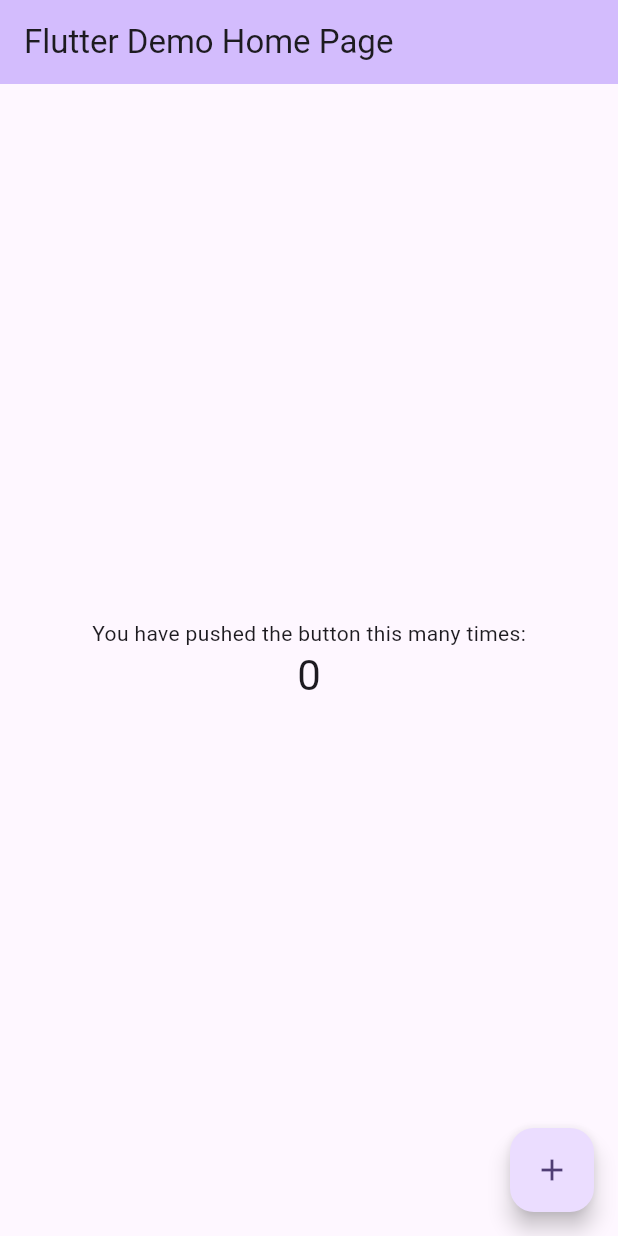
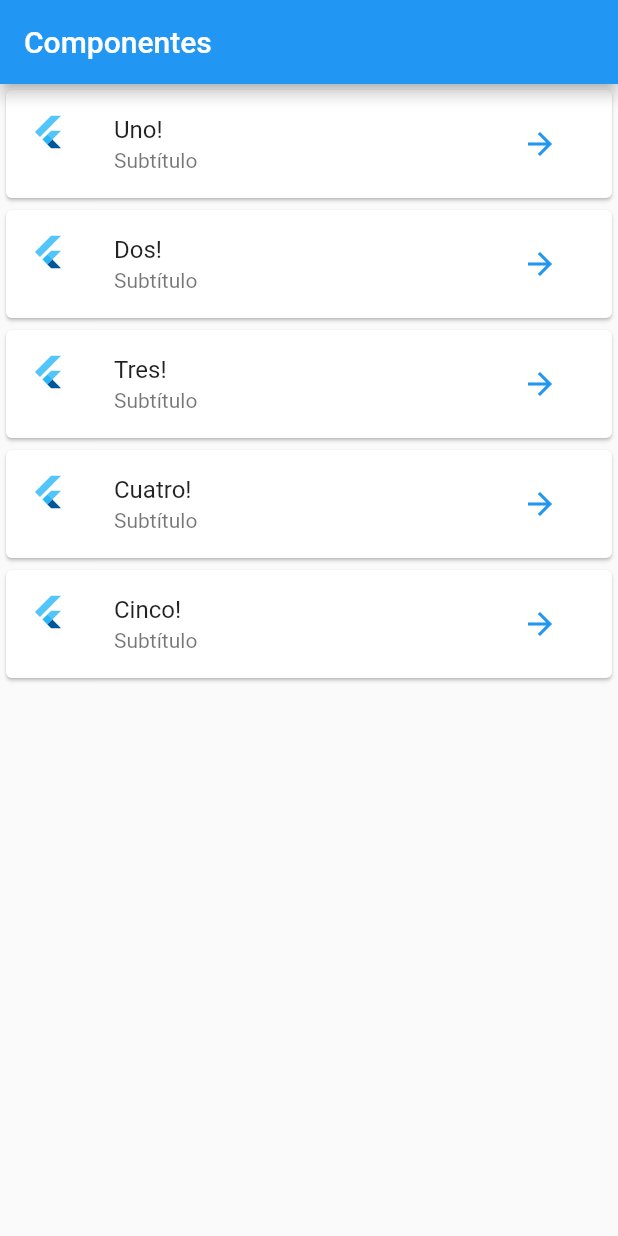
Before and after one commit to GuadaGT/flutter_components, a Flutter app: the screen it shows after launch, on a phone screen of 412 x 824 dp. Run offline on Flutter 3.47's test engine with Material 2 defaults, Android fonts, the phone set to English and light mode, and no system bars.

Commit message:
commit class

```diff
--- a/lib/main.dart
+++ b/lib/main.dart
@@ -1,125 +1,17 @@
 import 'package:flutter/material.dart';
+import 'package:flutter_components/src/pages/Home_temp.dart';
 
-void main() {
-  runApp(const MyApp());
-}
+void main() => runApp(MyApp());
 
 class MyApp extends StatelessWidget {
   const MyApp({super.key});
 
-  // This widget is the root of your application.
   @override
   Widget build(BuildContext context) {
     return MaterialApp(
-      title: 'Flutter Demo',
-      theme: ThemeData(
-        // This is the theme of your application.
-        //
-        // TRY THIS: Try running your application with "flutter run". You'll see
-        // the application has a blue toolbar. Then, without quitting the app,
-        // try changing the seedColor in the colorScheme below to Colors.green
-        // and then invoke "hot reload" (save your changes or press the "hot
-        // reload" button in a Flutter-supported IDE, or press "r" if you used
-        // the command line to start the app).
-        //
-        // Notice that the counter didn't reset back to zero; the application
-        // state is not lost during the reload. To reset the state, use hot
-        // restart instead.
-        //
-        // This works for code too, not just values: Most code changes can be
-        // tested with just a hot reload.
-        colorScheme: ColorScheme.fromSeed(seedColor: Colors.deepPurple),
-        useMaterial3: true,
-      ),
-      home: const MyHomePage(title: 'Flutter Demo Home Page'),
+      debugShowCheckedModeBanner: false,
+      title: 'Componentes App',
+      home: HomePage(),
     );
   }
 }
-
-class MyHomePage extends StatefulWidget {
-  const MyHomePage({super.key, required this.title});
-
-  // This widget is the home page of your application. It is stateful, meaning
-  // that it has a State object (defined below) that contains fields that affect
-  // how it looks.
-
-  // This class is the configuration for the state. It holds the values (in this
-  // case the title) provided by the parent (in this case the App widget) and
-  // used by the build method of the State. Fields in a Widget subclass are
-  // always marked "final".
-
-  final String title;
-
-  @override
-  State<MyHomePage> createState() => _MyHomePageState();
-}
-
-class _MyHomePageState extends State<MyHomePage> {
-  int _counter = 0;
-
-  void _incrementCounter() {
-    setState(() {
-      // This call to setState tells the Flutter framework that something has
-      // changed in this State, which causes it to rerun the build method below
-      // so that the display can reflect the updated values. If we changed
-      // _counter without calling setState(), then the build method would not be
-      // called again, and so nothing would appear to happen.
-      _counter++;
-    });
-  }
-
-  @override
-  Widget build(BuildContext context) {
-    // This method is rerun every time setState is called, for instance as done
-    // by the _incrementCounter method above.
-    //
-    // The Flutter framework has been optimized to make rerunning build methods
-    // fast, so that you can just rebuild anything that needs updating rather
-    // than having to individually change instances of widgets.
-    return Scaffold(
-      appBar: AppBar(
-        // TRY THIS: Try changing the color here to a specific color (to
-        // Colors.amber, perhaps?) and trigger a hot reload to see the AppBar
-        // change color while the other colors stay the same.
-        backgroundColor: Theme.of(context).colorScheme.inversePrimary,
-        // Here we take the value from the MyHomePage object that was created by
-        // the App.build method, and use it to set our appbar title.
-        title: Text(widget.title),
-      ),
-      body: Center(
-        // Center is a layout widget. It takes a single child and positions it
-        // in the middle of the parent.
-        child: Column(
-          // Column is also a layout widget. It takes a list of children and
-          // arranges them vertically. By default, it sizes itself to fit its
-          // children horizontally, and tries to be as tall as its parent.
-          //
-          // Column has various properties to control how it sizes itself and
-          // how it positions its children. Here we use mainAxisAlignment to
-          // center the children vertically; the main axis here is the vertical
-          // axis because Columns are vertical (the cross axis would be
-          // horizontal).
-          //
-          // TRY THIS: Invoke "debug painting" (choose the "Toggle Debug Paint"
-          // action in the IDE, or press "p" in the console), to see the
-          // wireframe for each widget.
-          mainAxisAlignment: MainAxisAlignment.center,
-          children: <Widget>[
-            const Text(
-              'You have pushed the button this many times:',
-            ),
-            Text(
-              '$_counter',
-              style: Theme.of(context).textTheme.headlineMedium,
-            ),
-          ],
-        ),
-      ),
-      floatingActionButton: FloatingActionButton(
-        onPressed: _incrementCounter,
-        tooltip: 'Increment',
-        child: const Icon(Icons.add),
-      ), // This trailing comma makes auto-formatting nicer for build methods.
-    );
-  }
-}
--- /dev/null
+++ b/lib/src/pages/Home_temp.dart
@@ -0,0 +1,46 @@
+import 'package:flutter/material.dart';
+
+class HomePage extends StatelessWidget {
+  const HomePage({super.key});
+  static const opciones = ['Uno', 'Dos', 'Tres', 'Cuatro', 'Cinco'];
+
+  @override
+  Widget build(BuildContext context) {
+    return Scaffold(
+      appBar: AppBar(title: Text('Componentes')),
+      body: ListView(children: _crearItems2(),),
+    );
+  }
+
+  List<Widget> _crearItems(){
+    List<Widget> lista = [];
+
+    for(String opt in opciones){
+      final tempWidget = ListTile(title: Text(opt),);
+      lista.add(tempWidget);
+      lista.add(Divider(thickness: 1,));
+    }
+    return lista;
+  }
+
+  List<Widget> _crearItems2(){
+    var widgets = opciones.map((String op) {
+      return Column(
+        children: [
+          Card(
+            child: ListTile(
+              title: Text(op + '!'),
+              subtitle: Text('Subtítulo'),
+              leading: FlutterLogo(),
+              trailing: TextButton(
+                onPressed: () {},
+                child: Icon(Icons.arrow_forward),
+              ),
+            ),
+          )
+      ],
+      );
+    }).toList();
+    return widgets;
+  }
+}
```
